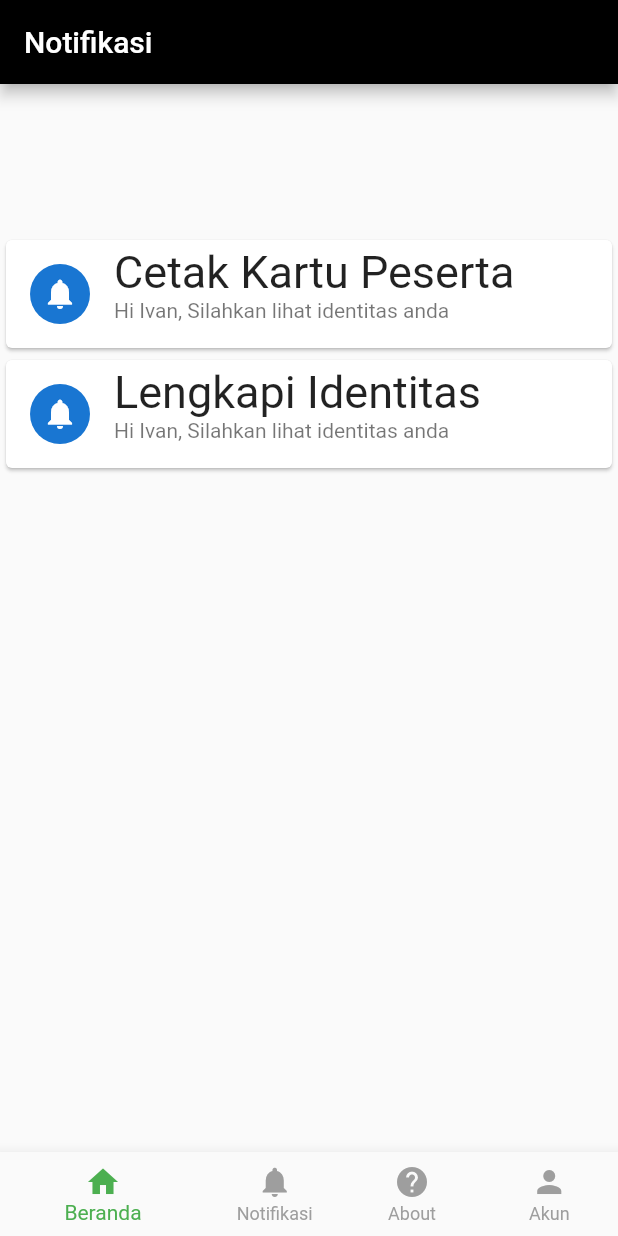
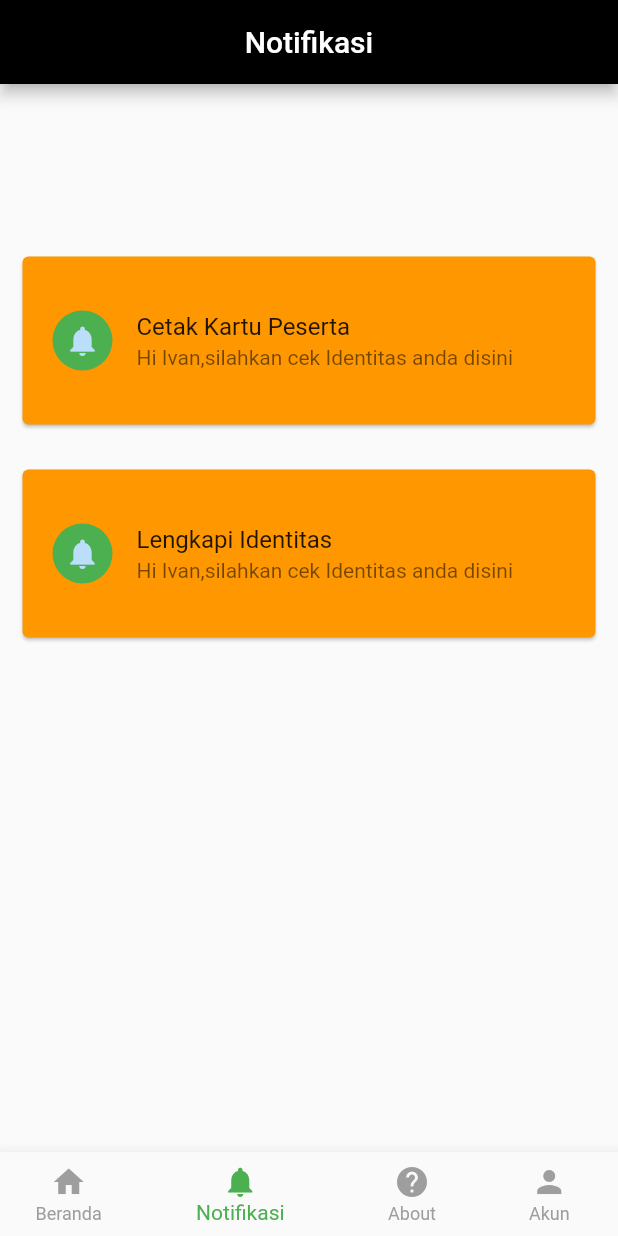
Before and after one commit to ivannure/362055401134-Ivan, a Flutter app: the pagelist screen opened directly, on a phone screen of 412 x 824 dp. Run offline on Flutter 3.47's test engine with Material 2 defaults, Android fonts, the phone set to English and light mode, and no system bars.

Commit message:
Update page3.dart

```diff
--- a/lib/page3.dart
+++ b/lib/page3.dart
@@ -1,10 +1,10 @@
 import 'package:flutter/material.dart';
 
 void main() {
-  runApp(MyApp());
+  runApp(Materialapp());
 }
 
-class MyApp extends StatelessWidget {
+class Materialapp extends StatelessWidget {
   Widget build(BuildContext context) {
     return MaterialApp(
       debugShowCheckedModeBanner: false,
@@ -20,20 +20,25 @@ class pagelist extends StatelessWidget {
   ];
   Widget build(BuildContext context) {
     return Scaffold(
-      appBar: AppBar(backgroundColor: Colors.black, title: Text('Notifikasi')),
+      appBar: AppBar(
+        backgroundColor: Colors.black,
+        title: Text('Notifikasi'),
+        centerTitle: true,
+      ),
       body: ListView.builder(
         padding: EdgeInsets.only(top: 100),
         itemBuilder: (context, index) {
           return Card(
+            margin: EdgeInsets.all(15),
+            color: Colors.orange,
+            shadowColor: Colors.black,
             child: ListTile(
-              title: Text(keterangan[index], style: TextStyle(fontSize: 30)),
-              subtitle: Text('Hi Ivan, Silahkan lihat identitas anda'),
-              leading: CircleAvatar(
-                child: Icon(
-                  Icons.notifications,
-                ),
-              ),
-            ),
+                contentPadding: EdgeInsets.all(20),
+                title: Text(keterangan[index], style: TextStyle(fontSize: 16)),
+                subtitle: Text('Hi Ivan,silahkan cek Identitas anda disini'),
+                leading: CircleAvatar(
+                    backgroundColor: Colors.green,
+                    child: Icon(Icons.notifications))),
           );
         },
         itemCount: keterangan.length,
@@ -57,7 +62,7 @@ class pagelist extends StatelessWidget {
             title: Text('Akun'),
           ),
         ],
-        currentIndex: 0,
+        currentIndex: 1,
         selectedItemColor: Colors.green,
         unselectedItemColor: Colors.grey,
         showUnselectedLabels: true,
```
